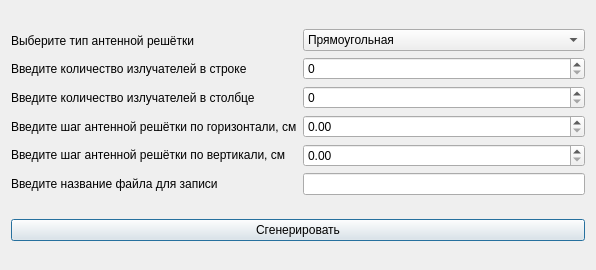
Before: the Qt Designer form application.ui in pavsom/antenna_array_generator, drawn with Qt 5.
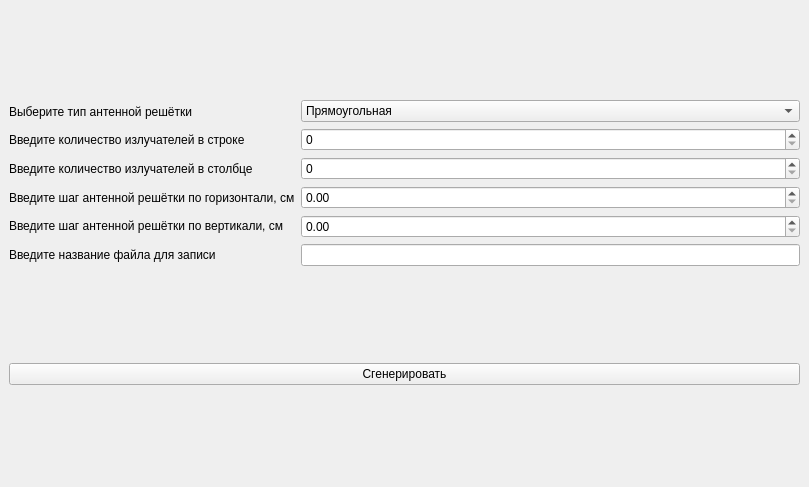
After: the same form once the commit is applied.

Commit message: Сгенерирован файл application.py с помощью файла application.ui. Файл mainwindow.py изменён. Теперь с помощью его запуска происходит запуск окна приложения.

Diff of the .ui file:
```diff
--- a/application.ui
+++ b/application.ui
@@ -1,18 +1,19 @@
 <?xml version="1.0" encoding="UTF-8"?>
 <ui version="4.0">
- <class>Dialog</class>
- <widget class="QDialog" name="Dialog">
+ <class>MainWindow</class>
+ <widget class="QMainWindow" name="MainWindow">
   <property name="geometry">
    <rect>
     <x>0</x>
     <y>0</y>
-    <width>596</width>
-    <height>270</height>
+    <width>809</width>
+    <height>487</height>
    </rect>
   </property>
   <property name="windowTitle">
    <string>Dialog</string>
   </property>
+  <widget class="QWidget" name="centralwidget">
   <layout class="QGridLayout" name="gridLayout">
    <item row="0" column="0">
     <layout class="QVBoxLayout" name="verticalLayout">
@@ -101,6 +102,7 @@
     </widget>
    </item>
   </layout>
+  </widget>
  </widget>
  <resources/>
  <connections/>
```
Left out of the diff: 2 changed lines with no effect on the pictures. Lines whose indentation alone changed are shown as unchanged. The commit also changes 12 other files.
